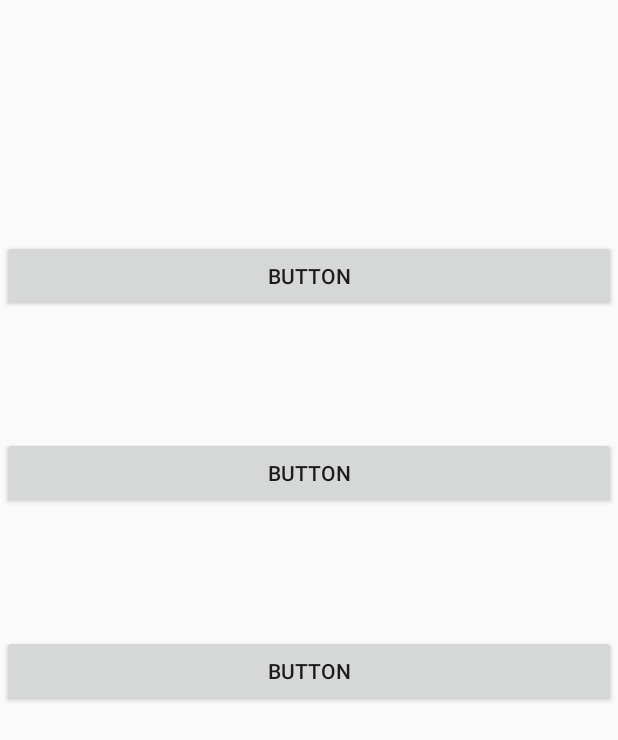
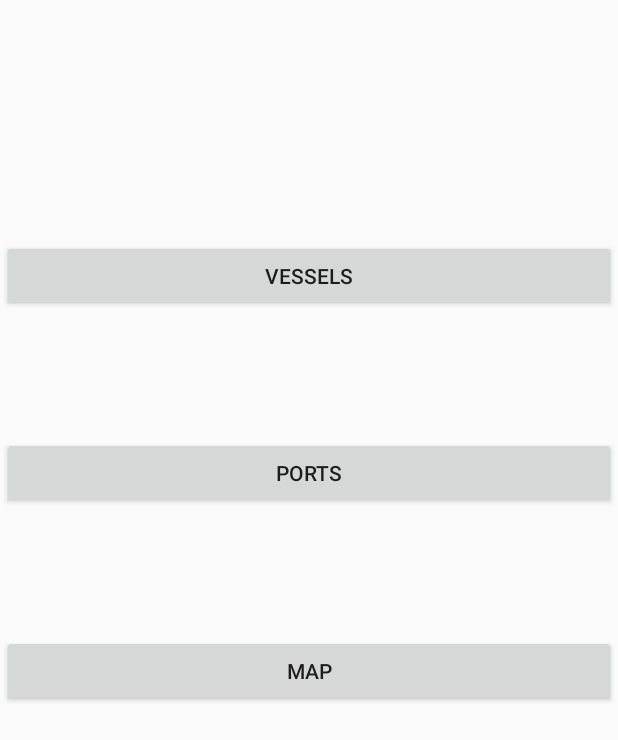
Before and after one commit to AaronSwin/Martrack, an Android app: the layout activity_main.xml on its own in the app's theme, with its tools: preview values and no code run, on a phone screen of 412 x 824 dp. Shown: the top 740 px of the screen. Run offline under Robolectric (Android 15) with nearby library versions, the phone set to English and light mode, and no system bars; network calls fail.

Commit message:
Menu Text Added

```diff
--- a/app/src/main/res/layout/activity_main.xml
+++ b/app/src/main/res/layout/activity_main.xml
@@ -7,38 +7,38 @@
     tools:context=".MainActivity">
 
     <Button
-        android:id="@+id/button"
+        android:id="@+id/btnVessels"
         android:layout_width="409dp"
         android:layout_height="wrap_content"
         android:layout_marginTop="160dp"
-        android:text="Button"
+        android:text="Vessels"
         app:layout_constraintEnd_toEndOf="parent"
         app:layout_constraintHorizontal_bias="0.498"
         app:layout_constraintStart_toStartOf="parent"
         app:layout_constraintTop_toTopOf="parent" />
 
     <Button
-        android:id="@+id/button3"
+        android:id="@+id/btnPorts"
         android:layout_width="409dp"
         android:layout_height="wrap_content"
         android:layout_marginTop="83dp"
-        android:text="Button"
+        android:text="Ports"
         app:layout_constraintEnd_toEndOf="parent"
         app:layout_constraintHorizontal_bias="0.498"
         app:layout_constraintStart_toStartOf="parent"
-        app:layout_constraintTop_toBottomOf="@+id/button" />
+        app:layout_constraintTop_toBottomOf="@+id/btnVessels" />
 
     <Button
-        android:id="@+id/button4"
+        android:id="@+id/btnMap"
         android:layout_width="409dp"
         android:layout_height="wrap_content"
         android:layout_marginTop="84dp"
-        android:text="Button"
+        android:text="Map"
         app:layout_constraintBottom_toBottomOf="parent"
         app:layout_constraintEnd_toEndOf="parent"
         app:layout_constraintHorizontal_bias="0.498"
         app:layout_constraintStart_toStartOf="parent"
-        app:layout_constraintTop_toBottomOf="@+id/button3"
+        app:layout_constraintTop_toBottomOf="@+id/btnPorts"
         app:layout_constraintVertical_bias="0.0" />
 
 </androidx.constraintlayout.widget.ConstraintLayout>
```
